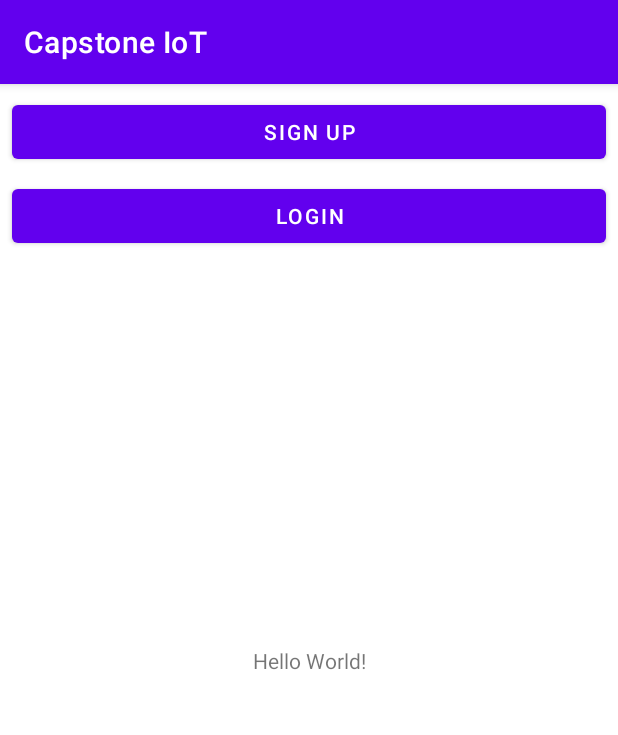
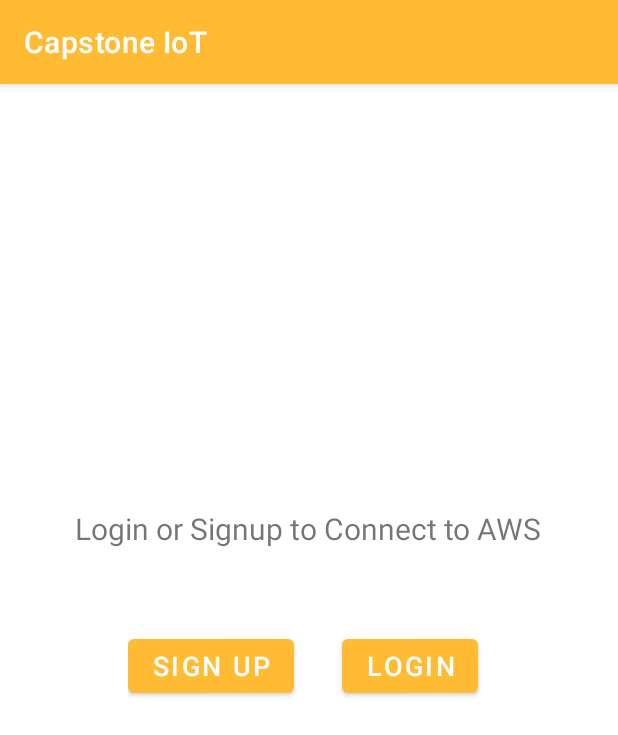
Before and after one commit to Dimitri-Sinodinos/ECSE_458_Capstone_IoT, an Android app: the screen it shows after launch (MainActivity), on a phone screen of 412 x 824 dp. Shown: the top 735 px of the screen. Run offline under Robolectric (Android 15) with nearby library versions, the phone set to English and light mode, and no system bars; libraries missing offline, so code that uses them is left out: com.amazonaws.mobile, com.amazonaws.mobileconnectors, com.amazonaws.regions, com.amazonaws.services, com.amplifyframework and 3 more; 2 statements that could not run were skipped.

Commit message:
Modified the UI, refined signup/login, and added MQTT connection and publishing capabilities.

```diff
--- a/app/build.gradle
+++ b/app/build.gradle
@@ -48,5 +48,9 @@ dependencies {
     coreLibraryDesugaring 'com.android.tools:desugar_jdk_libs:1.0.10'
 
     // AWS IoT
-    implementation 'com.amazonaws:aws-android-sdk-iot:2.19.0'
+    // implementation 'com.amazonaws:aws-android-sdk-iot:2.19.4'
+    implementation ('com.amazonaws:aws-android-sdk-iot:2.15.+@aar') { transitive = true }
+    implementation ('com.amazonaws:aws-android-sdk-mobile-client:2.15.@aar') { transitive = true }
+
+
 }
--- a/app/src/main/AndroidManifest.xml
+++ b/app/src/main/AndroidManifest.xml
@@ -24,6 +24,9 @@
         </activity>
         <activity android:name=".Signup" ></activity>
         <activity android:name=".Login" ></activity>
+        <activity android:name=".Connected"
+            android:configChanges="orientation|screenSize|keyboardHidden">
+        </activity>
     </application>
 
 </manifest>
--- a/app/src/main/java/com/example/capstoneiot/Cognito.java
+++ b/app/src/main/java/com/example/capstoneiot/Cognito.java
@@ -130,6 +130,7 @@ public class Cognito {
 //        this.userPassword = password;
 //        cognitoUser.getSessionInBackground(authenticationHandler);
 //    }
+
     // Callback handler for the sign-in process
     AuthenticationHandler authenticationHandler = new AuthenticationHandler() {
         @Override
--- a/app/src/main/res/layout/activity_main.xml
+++ b/app/src/main/res/layout/activity_main.xml
@@ -1,5 +1,5 @@
 <?xml version="1.0" encoding="utf-8"?>
-<androidx.constraintlayout.widget.ConstraintLayout xmlns:android="http://schemas.android.com/apk/res/android"
+<RelativeLayout xmlns:android="http://schemas.android.com/apk/res/android"
     xmlns:app="http://schemas.android.com/apk/res-auto"
     xmlns:tools="http://schemas.android.com/tools"
     android:layout_width="match_parent"
@@ -9,36 +9,41 @@
     <TextView
         android:layout_width="wrap_content"
         android:layout_height="wrap_content"
-        android:text="Hello World!"
-        app:layout_constraintBottom_toBottomOf="parent"
-        app:layout_constraintLeft_toLeftOf="parent"
-        app:layout_constraintRight_toRightOf="parent"
-        app:layout_constraintTop_toTopOf="parent" />
+        android:layout_alignTop="@id/Buttons"
+        android:layout_centerHorizontal="true"
+        android:layout_marginTop="-73dp"
+        android:text="@string/HomeMessage"
+        android:textSize="20sp" />
+
+    <LinearLayout
+        android:id="@+id/Buttons"
+        android:layout_width="wrap_content"
+        android:layout_height="wrap_content"
+        android:orientation="horizontal"
+        android:layout_centerInParent="true">
 
         <Button
             android:id="@+id/goToSignup"
-        android:layout_width="0dp"
+            android:layout_width="wrap_content"
             android:layout_height="wrap_content"
-        android:layout_marginStart="8dp"
+            android:layout_centerVertical="true"
             android:layout_marginTop="8dp"
-        android:layout_marginEnd="8dp"
+            android:layout_marginEnd="32dp"
+            android:textSize="18sp"
             android:text="@string/SignUp"
-        app:layout_constraintEnd_toEndOf="parent"
-        app:layout_constraintHorizontal_bias="0.0"
-        app:layout_constraintStart_toStartOf="parent"
-        app:layout_constraintTop_toTopOf="parent" />
+            android:layout_centerInParent="true" />
 
         <Button
             android:id="@+id/goToLogin"
-        android:layout_width="0dp"
+            android:layout_width="wrap_content"
             android:layout_height="wrap_content"
-        android:layout_marginStart="8dp"
+            android:layout_centerInParent="true"
+            android:layout_centerVertical="true"
             android:layout_marginTop="8dp"
             android:layout_marginEnd="8dp"
-        android:text="@string/Login"
-        app:layout_constraintEnd_toEndOf="parent"
-        app:layout_constraintHorizontal_bias="0.0"
-        app:layout_constraintStart_toStartOf="parent"
-        app:layout_constraintTop_toBottomOf="@id/goToSignup" />
+            android:textSize="18sp"
+            android:text="@string/Login" />
 
-</androidx.constraintlayout.widget.ConstraintLayout>
+    </LinearLayout>
+
+</RelativeLayout>
--- a/app/src/main/res/values/strings.xml
+++ b/app/src/main/res/values/strings.xml
@@ -14,5 +14,11 @@
     <string name="NotAccount">Don\'t have account?</string>
     <string name="ForgetPass">Forget Your Password?</string>
     <string name="AgreeTerms">Agree to the Terms and Conditions</string>
+    <string name="HomeMessage">Login or Signup to Connect to AWS</string>
+    <string name="Connected">Your account is now connected to AWS</string>
+    <string name="PublishMessage">Publish a message!</string>
+    <string name="ExamplePublish">Hello World!</string>
+    <string name="Publish">Publish</string>
+    <string name="Connect">Connect</string>
 
 </resources>
--- a/app/src/main/res/values/themes.xml
+++ b/app/src/main/res/values/themes.xml
@@ -2,8 +2,8 @@
     <!-- Base application theme. -->
     <style name="Theme.CapstoneIoT" parent="Theme.MaterialComponents.DayNight.DarkActionBar">
         <!-- Primary brand color. -->
-        <item name="colorPrimary">@color/purple_500</item>
-        <item name="colorPrimaryVariant">@color/purple_700</item>
+        <item name="colorPrimary">@android:color/holo_orange_light</item>
+        <item name="colorPrimaryVariant">@android:color/holo_orange_light</item>
         <item name="colorOnPrimary">@color/white</item>
         <!-- Secondary brand color. -->
         <item name="colorSecondary">@color/teal_200</item>
```
Also changed, not shown: app/src/main/java/com/example/capstoneiot/Connected.java (added, +125 -0 lines), app/src/main/java/com/example/capstoneiot/Login.java (+3 -8 lines), app/src/main/java/com/example/capstoneiot/MainActivity.java (+4 -31 lines), app/src/main/java/com/example/capstoneiot/Signup.java (+5 -2 lines), app/src/main/res/layout/activity_connected.xml (added, +53 -0 lines), app/src/main/res/layout/activity_login.xml (+17 -28 lines), app/src/main/res/layout/activity_signup.xml (+34 -42 lines). Lines whose indentation alone changed are shown as unchanged.
